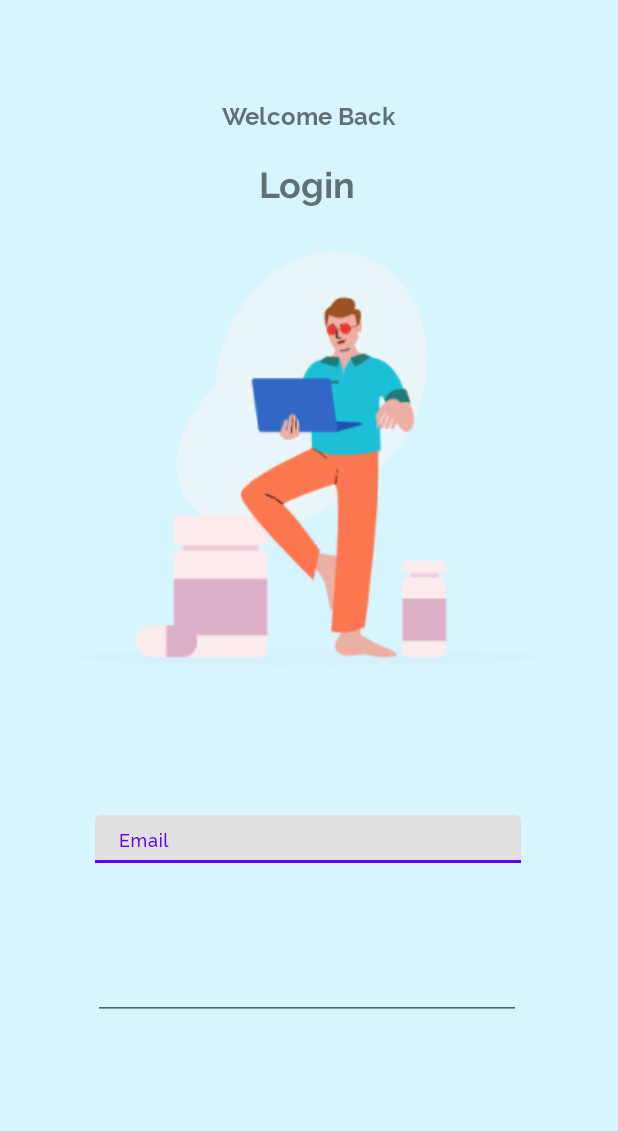
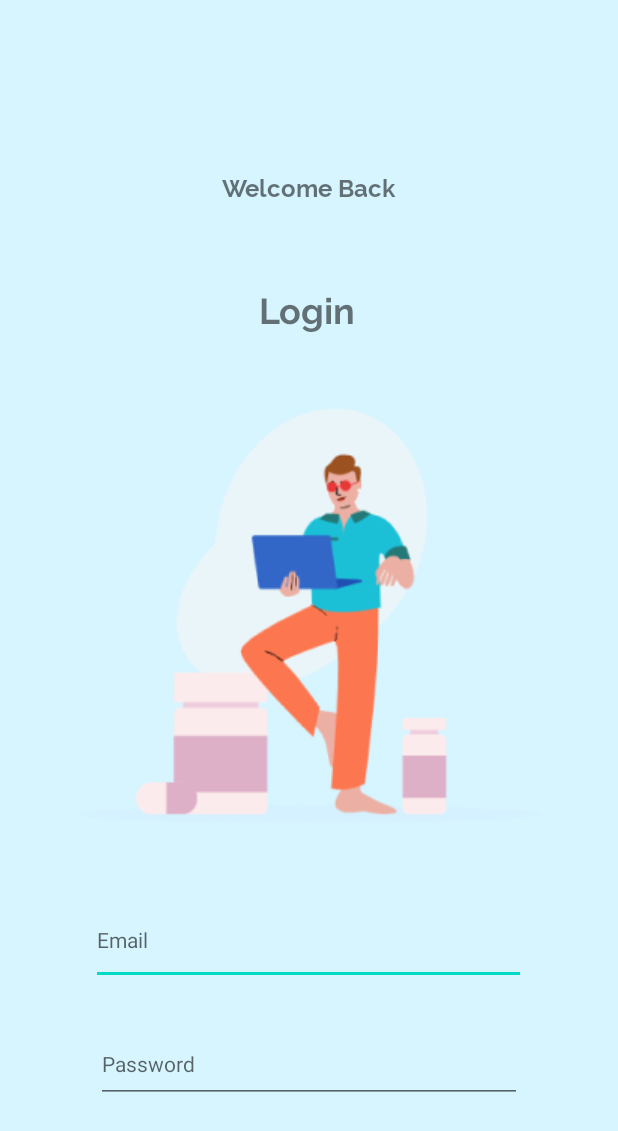
Before and after one commit to SelinaYuTong/MindCare, an Android app: the LoginActivity screen opened directly, with no data from a screen before it, on a phone screen of 412 x 824 dp. Shown: the top 1131 px of the screen. Run offline under Robolectric (Android 15) with nearby library versions, the phone set to English and light mode, and no system bars.

Commit message:
Add editText to login page.

```diff
--- a/app/src/main/res/layout/activity_login.xml
+++ b/app/src/main/res/layout/activity_login.xml
@@ -6,17 +6,6 @@
     android:layout_height="match_parent"
     android:background="#D6F5FF"
     tools:context=".LoginActivity">
-
-    <ImageView
-        android:id="@+id/signup_image"
-        android:layout_width="wrap_content"
-        android:layout_height="wrap_content"
-        app:layout_constraintBottom_toBottomOf="parent"
-        app:layout_constraintEnd_toEndOf="parent"
-        app:layout_constraintStart_toStartOf="parent"
-        app:layout_constraintTop_toTopOf="parent"
-        app:layout_constraintVertical_bias="0.305"
-        app:srcCompat="@drawable/stuck_at_home" />
 
     <TextView
         android:id="@+id/signup_text1"
@@ -46,37 +35,40 @@
         app:layout_constraintTop_toTopOf="parent"
         app:layout_constraintVertical_bias="0.798" />
 
-    <com.google.android.material.textfield.TextInputLayout
-        android:id="@+id/email"
-        android:layout_width="284dp"
-        android:layout_height="32dp"
+    <ImageView
+        android:id="@+id/signup_image"
+        android:layout_width="wrap_content"
+        android:layout_height="wrap_content"
         app:layout_constraintBottom_toBottomOf="parent"
         app:layout_constraintEnd_toEndOf="parent"
-        app:layout_constraintHorizontal_bias="0.495"
         app:layout_constraintStart_toStartOf="parent"
-        app:layout_constraintTop_toBottomOf="@+id/signup_image"
-        app:layout_constraintVertical_bias="0.282">
+        app:layout_constraintTop_toTopOf="parent"
+        app:layout_constraintVertical_bias="0.498"
+        app:srcCompat="@drawable/stuck_at_home" />
 
-        <com.google.android.material.textfield.TextInputEditText
-            android:id="@+id/email_input"
-            android:layout_width="match_parent"
-            android:layout_height="wrap_content"
-            android:fontFamily="@font/raleway_medium"
-            android:hint="Email" />
-    </com.google.android.material.textfield.TextInputLayout>
-
-    <EditText
-        android:id="@+id/editTextTextPassword"
-        android:layout_width="285dp"
-        android:layout_height="38dp"
-        android:layout_marginTop="196dp"
-        android:ems="10"
-        android:inputType="textPassword"
+    <com.google.android.material.textfield.TextInputEditText
+        android:id="@+id/editTextEmailSignup"
+        android:layout_width="290dp"
+        android:layout_height="59dp"
+        android:hint="Email"
+        android:textSize="14sp"
         app:layout_constraintBottom_toBottomOf="parent"
         app:layout_constraintEnd_toEndOf="parent"
-        app:layout_constraintHorizontal_bias="0.49"
+        app:layout_constraintHorizontal_bias="0.496"
         app:layout_constraintStart_toStartOf="parent"
-        app:layout_constraintTop_toBottomOf="@+id/signup_image"
-        app:layout_constraintVertical_bias="0.0" />
+        app:layout_constraintTop_toTopOf="parent"
+        app:layout_constraintVertical_bias="0.781" />
+
+    <com.google.android.material.textfield.TextInputEditText
+        android:id="@+id/editTextPasswordSingup"
+        android:layout_width="284dp"
+        android:layout_height="52dp"
+        android:hint="Password"
+        android:textSize="14sp"
+        app:layout_constraintBottom_toBottomOf="parent"
+        app:layout_constraintEnd_toEndOf="parent"
+        app:layout_constraintStart_toStartOf="parent"
+        app:layout_constraintTop_toTopOf="parent"
+        app:layout_constraintVertical_bias="0.885" />
 
 </androidx.constraintlayout.widget.ConstraintLayout>
```
